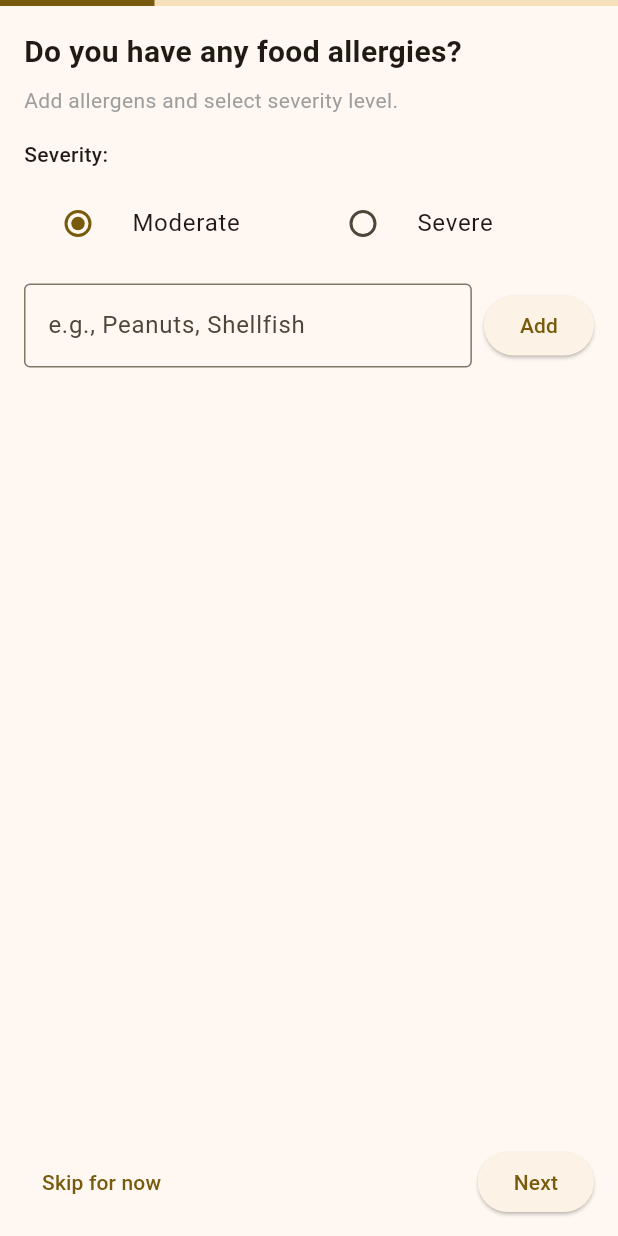
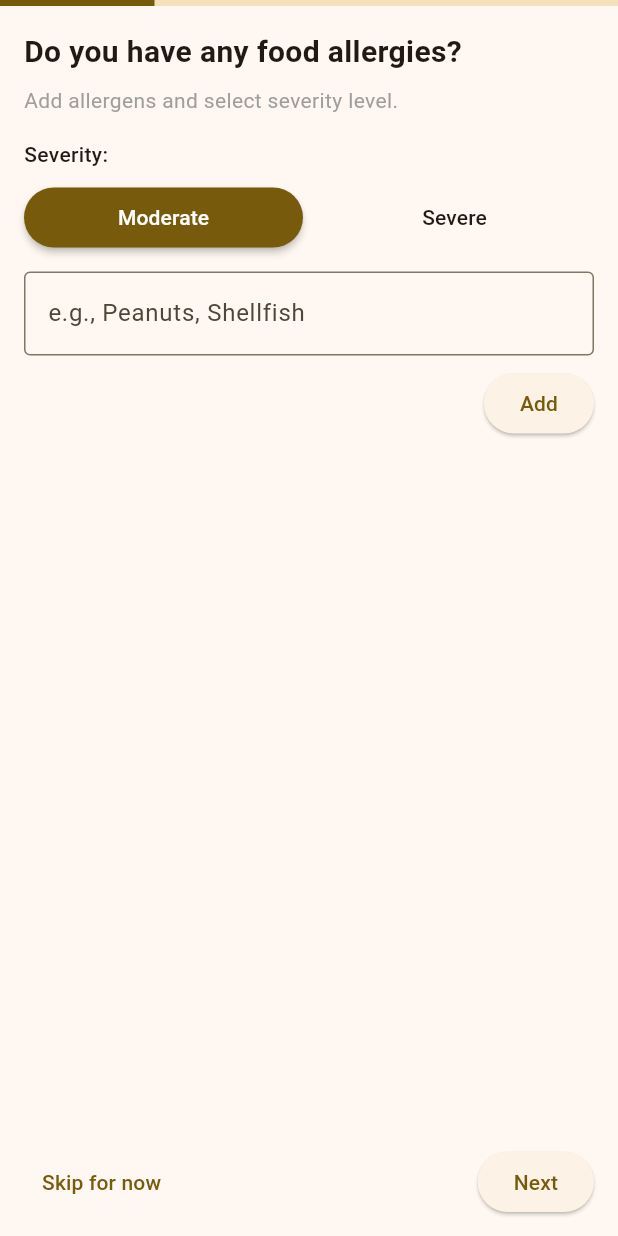
Before and after one commit to JamesCReid-Dev/Plated4Me, a Flutter app: the OnboardingScreen screen opened directly, on a phone screen of 412 x 824 dp. Run offline on Flutter 3.47's test engine with Material 3 defaults, Android fonts, the phone set to English and light mode, and no system bars; our stand-ins replace flutter_riverpod, isar; accounts and stored records are empty; generated files the repository leaves out were written again.

Commit message:
fix(P4ME-39): fix onboarding chip selection overflow with SingleChildScrollView
Wrap body content in _CuisineScreen, _AllergiesScreen, and
_OccasionsScreen with SingleChildScrollView to prevent layout
overflow when >6 chips are selected.

Additional fixes:
- Replace RadioListTile severity buttons with ElevatedButton
  (_SeverityButton) to avoid ListTile leading/content padding
  overflow in side-by-side Row layout
- Change allergen input from Row to Column to avoid horizontal
  overflow with many chip items above
- Remove Spacer() widgets from inside SingleChildScrollView blocks
  (incompatible with unbounded height constraints)
- Add Spacer() and mainAxisSize.min to bottom nav Row to prevent
  squeezing when body content is tall

Added regression tests in onboarding_overflow_test.dart (4 tests).
Updated existing onboarding_flow_test.dart for widget type change.

```diff
--- a/lib/presentation/screens/onboarding_screen.dart
+++ b/lib/presentation/screens/onboarding_screen.dart
@@ -71,6 +71,7 @@ class _OnboardingScreenState extends ConsumerState<OnboardingScreen> {
             Padding(
               padding: const EdgeInsets.symmetric(horizontal: 16, vertical: 12),
               child: Row(
+                mainAxisSize: MainAxisSize.min,
                 mainAxisAlignment: MainAxisAlignment.spaceBetween,
                 children: [
                   // Skip button (always visible)
@@ -78,7 +79,9 @@ class _OnboardingScreenState extends ConsumerState<OnboardingScreen> {
                     onPressed: _skip,
                     child: const Text('Skip for now'),
                   ),
+                  const Spacer(),
                   Row(
+                    mainAxisSize: MainAxisSize.min,
                     children: [
                       if (state.currentScreen > 0)
                         TextButton(
@@ -169,6 +172,7 @@ class _AllergiesScreenState extends State<_AllergiesScreen> {
   Widget build(BuildContext context) {
     return Padding(
       padding: const EdgeInsets.all(16),
+      child: SingleChildScrollView(
         child: Column(
           crossAxisAlignment: CrossAxisAlignment.start,
           children: [
@@ -192,19 +196,18 @@ class _AllergiesScreenState extends State<_AllergiesScreen> {
             Row(
               children: [
                 Expanded(
-                child: RadioListTile<AllergenSeverity>(
-                  title: const Text('Moderate'),
-                  value: AllergenSeverity.moderate,
-                  groupValue: _selectedSeverity,
-                  onChanged: (v) => setState(() => _selectedSeverity = v!),
+                  child: _SeverityButton(
+                    label: 'Moderate',
+                    isSelected: _selectedSeverity == AllergenSeverity.moderate,
+                    onTap: () => setState(() => _selectedSeverity = AllergenSeverity.moderate),
                   ),
                 ),
+                const SizedBox(width: 8),
                 Expanded(
-                child: RadioListTile<AllergenSeverity>(
-                  title: const Text('Severe'),
-                  value: AllergenSeverity.severe,
-                  groupValue: _selectedSeverity,
-                  onChanged: (v) => setState(() => _selectedSeverity = v!),
+                  child: _SeverityButton(
+                    label: 'Severe',
+                    isSelected: _selectedSeverity == AllergenSeverity.severe,
+                    onTap: () => setState(() => _selectedSeverity = AllergenSeverity.severe),
                   ),
                 ),
               ],
@@ -212,10 +215,10 @@ class _AllergiesScreenState extends State<_AllergiesScreen> {
             const SizedBox(height: 12),
 
             // Add allergen input
-          Row(
+            Column(
+              crossAxisAlignment: CrossAxisAlignment.end,
               children: [
-              Expanded(
-                child: TextFormField(
+                TextFormField(
                   controller: _controller,
                   decoration: const InputDecoration(
                     hintText: 'e.g., Peanuts, Shellfish',
@@ -223,8 +226,7 @@ class _AllergiesScreenState extends State<_AllergiesScreen> {
                   ),
                   onFieldSubmitted: (_) => _addAllergen(),
                 ),
-              ),
-              const SizedBox(width: 8),
+                const SizedBox(height: 8),
                 ElevatedButton(onPressed: _addAllergen, child: const Text('Add')),
               ],
             ),
@@ -255,6 +257,7 @@ class _AllergiesScreenState extends State<_AllergiesScreen> {
               }).toList(),
             ),
           ],
+        ),
       ),
     );
   }
@@ -302,6 +305,7 @@ class _CuisineScreenState extends State<_CuisineScreen> {
   Widget build(BuildContext context) {
     return Padding(
       padding: const EdgeInsets.all(16),
+      child: SingleChildScrollView(
         child: Column(
           crossAxisAlignment: CrossAxisAlignment.start,
           children: [
@@ -364,8 +368,6 @@ class _CuisineScreenState extends State<_CuisineScreen> {
                 label: const Text('Custom'),
               ),
 
-          const Spacer(),
-
             // Selected cuisines summary
             if (widget.state.cuisinePreferences.isNotEmpty) ...[
               const Divider(),
@@ -387,6 +389,7 @@ class _CuisineScreenState extends State<_CuisineScreen> {
               ),
             ],
           ],
+        ),
       ),
     );
   }
@@ -612,6 +615,7 @@ class _OccasionsScreenState extends State<_OccasionsScreen> {
   Widget build(BuildContext context) {
     return Padding(
       padding: const EdgeInsets.all(16),
+      child: SingleChildScrollView(
         child: Column(
           crossAxisAlignment: CrossAxisAlignment.start,
           children: [
@@ -679,8 +683,6 @@ class _OccasionsScreenState extends State<_OccasionsScreen> {
                 ],
               ),
 
-          const Spacer(),
-
             // Selected occasions summary
             if (widget.state.selectedOccasions.isNotEmpty) ...[
               const Divider(),
@@ -703,6 +705,7 @@ class _OccasionsScreenState extends State<_OccasionsScreen> {
             ],
           ],
         ),
+      ),
     );
   }
 
@@ -712,3 +715,38 @@ class _OccasionsScreenState extends State<_OccasionsScreen> {
     super.dispose();
   }
 }
+
+// -- Helper widget: severity selection button -----------------------------------
+
+/// A simple tappable button for allergen severity selection.
+///
+/// Replaces RadioListTile in a Row to avoid ListTile leading/content padding
+/// constraints that cause overflow when two are placed side-by-side in an Expanded Row.
+class _SeverityButton extends StatelessWidget {
+  final String label;
+  final bool isSelected;
+  final VoidCallback onTap;
+
+  const _SeverityButton({
+    required this.label,
+    required this.isSelected,
+    required this.onTap,
+  });
+
+  @override
+  Widget build(BuildContext context) {
+    return ElevatedButton(
+      onPressed: onTap,
+      style: ElevatedButton.styleFrom(
+        backgroundColor: isSelected
+            ? Theme.of(context).primaryColor
+            : Theme.of(context).colorScheme.surface,
+        foregroundColor: isSelected
+            ? Colors.white
+            : Theme.of(context).colorScheme.onSurface,
+        elevation: isSelected ? 2 : 0,
+      ),
+      child: Text(label),
+    );
+  }
+}
```
Also changed, not shown: 2 other files. Lines whose indentation alone changed are shown as unchanged.
